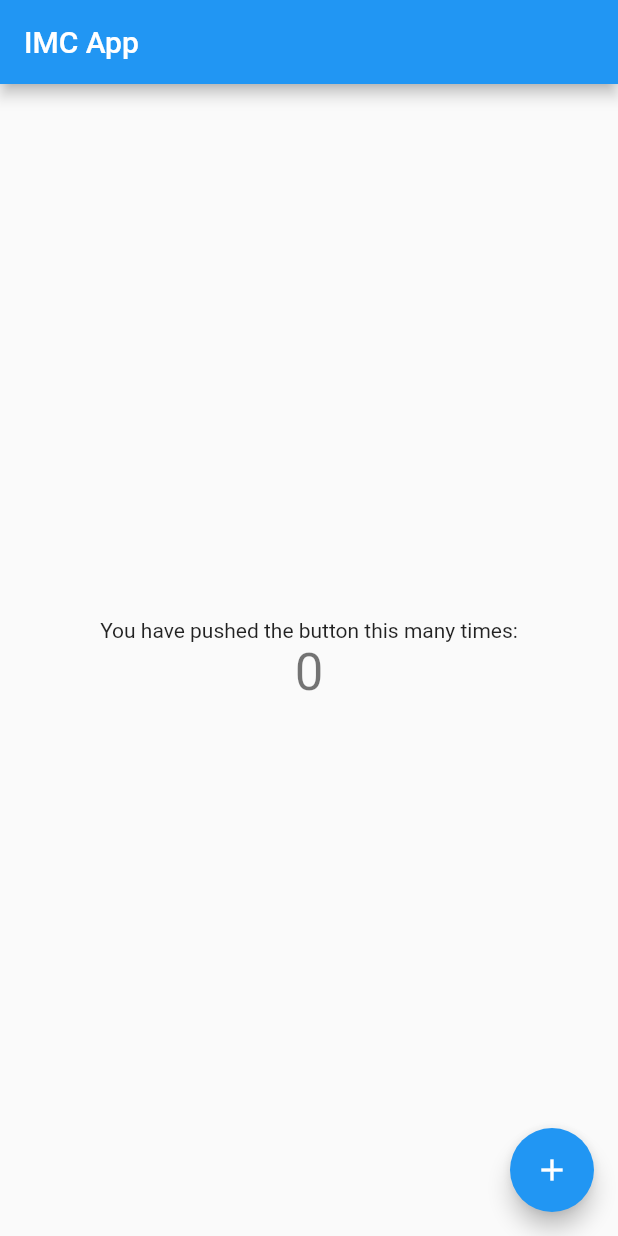
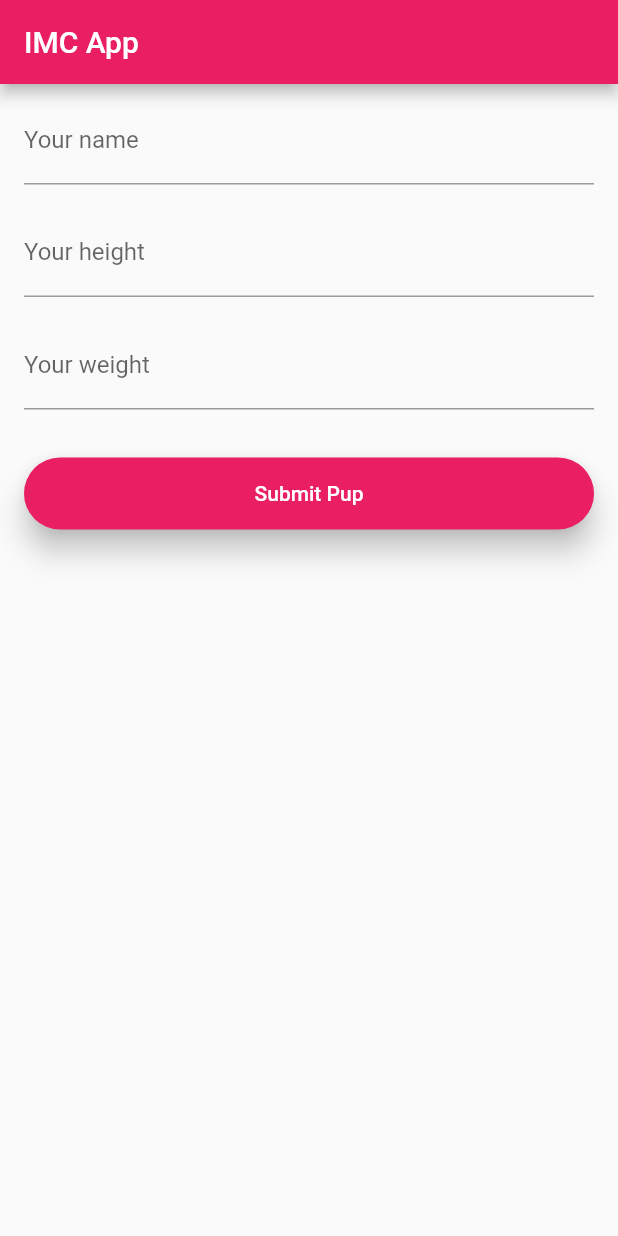
Before and after one commit to Dark3088/bmi_app, a Flutter app: the screen it shows after launch, on a phone screen of 412 x 824 dp. Run offline on Flutter 3.47's test engine with Material 2 defaults, Android fonts, the phone set to English and light mode, and no system bars.

Commit message:
Add Basic UI

```diff
--- a/lib/main.dart
+++ b/lib/main.dart
@@ -1,3 +1,5 @@
+import 'dart:math';
+
 import 'package:flutter/material.dart';
 
 void main() {
@@ -12,17 +14,9 @@ class MyApp extends StatelessWidget {
   Widget build(BuildContext context) {
     return MaterialApp(
       title: 'Flutter Demo',
+      debugShowCheckedModeBanner: false,
       theme: ThemeData(
-        // This is the theme of your application.
-        //
-        // Try running your application with "flutter run". You'll see the
-        // application has a blue toolbar. Then, without quitting the app, try
-        // changing the primarySwatch below to Colors.green and then invoke
-        // "hot reload" (press "r" in the console where you ran "flutter run",
-        // or simply save your changes to "hot reload" in a Flutter IDE).
-        // Notice that the counter didn't reset back to zero; the application
-        // is not restarted.
-        primarySwatch: Colors.blue,
+        primarySwatch: Colors.pink,
       ),
       home: const MyHomePage(title: 'IMC App'),
     );
@@ -32,15 +26,6 @@ class MyApp extends StatelessWidget {
 class MyHomePage extends StatefulWidget {
   const MyHomePage({super.key, required this.title});
 
-  // This widget is the home page of your application. It is stateful, meaning
-  // that it has a State object (defined below) that contains fields that affect
-  // how it looks.
-
-  // This class is the configuration for the state. It holds the values (in this
-  // case the title) provided by the parent (in this case the App widget) and
-  // used by the build method of the State. Fields in a Widget subclass are
-  // always marked "final".
-
   final String title;
 
   @override
@@ -48,68 +33,74 @@ class MyHomePage extends StatefulWidget {
 }
 
 class _MyHomePageState extends State<MyHomePage> {
-  int _counter = 0;
+  var nameController = TextEditingController();
+  var heightController = TextEditingController();
+  var weightController = TextEditingController();
 
   void _incrementCounter() {
-    setState(() {
-      // This call to setState tells the Flutter framework that something has
-      // changed in this State, which causes it to rerun the build method below
-      // so that the display can reflect the updated values. If we changed
-      // _counter without calling setState(), then the build method would not be
-      // called again, and so nothing would appear to happen.
-      _counter++;
-    });
+    setState(() {});
   }
 
   @override
   Widget build(BuildContext context) {
-    // This method is rerun every time setState is called, for instance as done
-    // by the _incrementCounter method above.
-    //
-    // The Flutter framework has been optimized to make rerunning build methods
-    // fast, so that you can just rebuild anything that needs updating rather
-    // than having to individually change instances of widgets.
     return Scaffold(
       appBar: AppBar(
-        // Here we take the value from the MyHomePage object that was created by
-        // the App.build method, and use it to set our appbar title.
         title: Text(widget.title),
       ),
       body: Center(
-        // Center is a layout widget. It takes a single child and positions it
-        // in the middle of the parent.
         child: Column(
-          // Column is also a layout widget. It takes a list of children and
-          // arranges them vertically. By default, it sizes itself to fit its
-          // children horizontally, and tries to be as tall as its parent.
-          //
-          // Invoke "debug painting" (press "p" in the console, choose the
-          // "Toggle Debug Paint" action from the Flutter Inspector in Android
-          // Studio, or the "Toggle Debug Paint" command in Visual Studio Code)
-          // to see the wireframe for each widget.
-          //
-          // Column has various properties to control how it sizes itself and
-          // how it positions its children. Here we use mainAxisAlignment to
-          // center the children vertically; the main axis here is the vertical
-          // axis because Columns are vertical (the cross axis would be
-          // horizontal).
-          mainAxisAlignment: MainAxisAlignment.center,
-          children: <Widget>[
-            const Text(
-              'You have pushed the button this many times:',
+          mainAxisAlignment: MainAxisAlignment.start,
+          children: [
+            Padding(
+              padding:
+                  const EdgeInsets.symmetric(horizontal: 16.0, vertical: 8.0),
+              child: TextField(
+                  controller: nameController,
+                  onChanged: (v) => nameController.text = v,
+                  decoration: const InputDecoration(
+                    labelText: 'Your name',
+                  )),
             ),
-            Text(
-              '$_counter',
-              style: Theme.of(context).textTheme.headlineMedium,
+            Padding(
+              padding:
+                  const EdgeInsets.symmetric(vertical: 8.0, horizontal: 16.0),
+              child: TextField(
+                controller: heightController,
+                onChanged: (v) => heightController.text = v,
+                decoration: const InputDecoration(labelText: "Your height"),
+              ),
+            ),
+            Padding(
+              padding:
+                  const EdgeInsets.symmetric(horizontal: 16.0, vertical: 8.0),
+              child: TextField(
+                controller: weightController,
+                onChanged: (v) => weightController.text = v,
+                decoration: const InputDecoration(labelText: "Your weight"),
+              ),
+            ),
+            Padding(
+              padding:
+                  const EdgeInsets.only(left: 16.0, right: 16.0, top: 24.0),
+              child: Builder(
+                builder: (context) {
+                  return SizedBox(
+                    height: 48.0,
+                    width: double.infinity,
+                    child: FilledButton(
+                      style: const ButtonStyle(
+                        elevation: MaterialStatePropertyAll(8),
+                      ),
+                      onPressed: () => print('PRESSED'),
+                      child: Text('Submit Pup'),
+                    ),
+                  );
+                },
+              ),
             ),
           ],
         ),
       ),
-      floatingActionButton: FloatingActionButton(
-        onPressed: _incrementCounter,
-        tooltip: 'Increment',
-        child: const Icon(Icons.add),
-      ), // This trailing comma makes auto-formatting nicer for build methods.
     );
   }
 }
```
